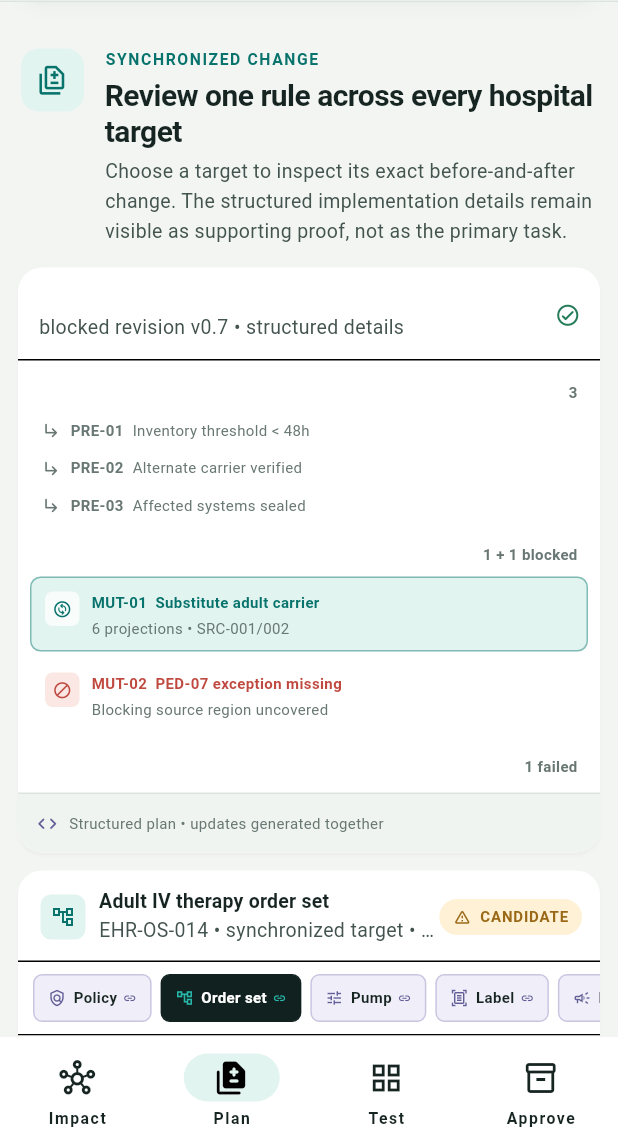
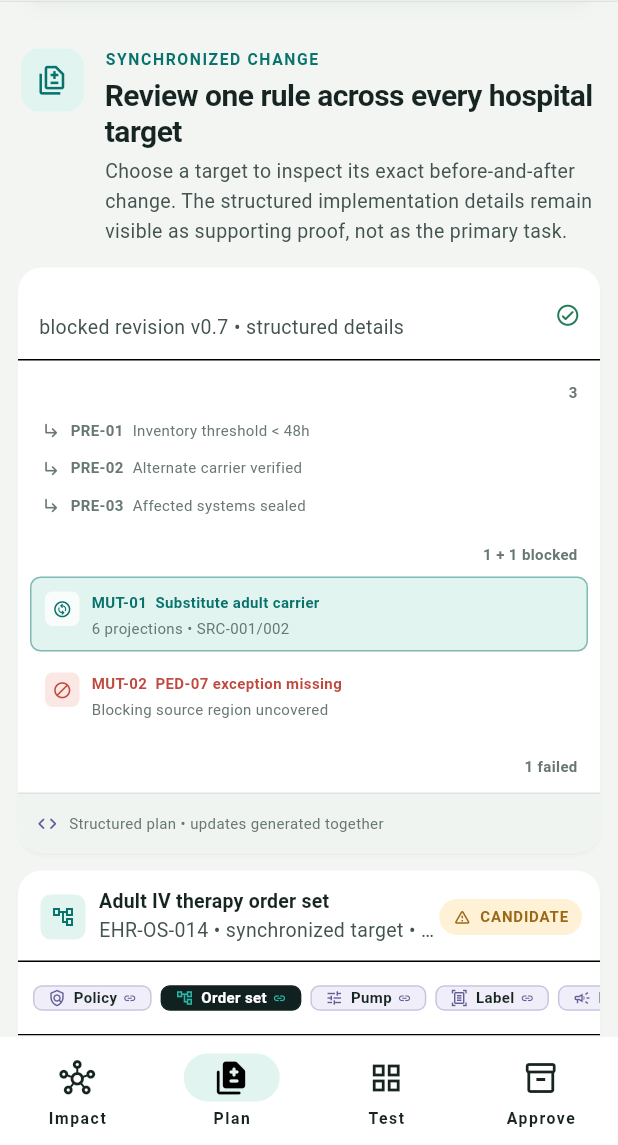
Before and after one commit to Elbrak17/renkevia, a Flutter app: the screen it shows after launch, item 2 of the bottom bar chosen, scrolled down 1152 dp, on a phone screen of 412 x 824 dp, the part 91-1236 px from its top. Run offline on Flutter 3.47's test engine with Material 3 defaults, Android fonts, the phone set to English and light mode, and no system bars; missing offline and left inert: dart:html.

```diff
--- a/app/lib/src/features/patch_studio/patch_studio_page.dart
+++ b/app/lib/src/features/patch_studio/patch_studio_page.dart
@@ -1,5 +1,4 @@
 import 'package:flutter/material.dart';
-import 'package:flutter/rendering.dart' show ScrollCacheExtent;
 import 'package:renkevia/src/core/theme/renkevia_theme.dart';
 import 'package:renkevia/src/features/workspace/demo_run_controller.dart';
 import 'package:renkevia/src/shared/decision_surface.dart';
@@ -678,28 +677,88 @@ class _ArtifactDiffPanel extends StatelessWidget {
           const Divider(height: 1),
           SizedBox(
             height: 48,
-            child: ListView.separated(
+            child: SingleChildScrollView(
               padding: const EdgeInsets.symmetric(horizontal: 10, vertical: 8),
               scrollDirection: Axis.horizontal,
-              scrollCacheExtent: const ScrollCacheExtent.pixels(900),
-              itemCount: PatchArtifact.values.length,
-              separatorBuilder: (_, _) => const SizedBox(width: 6),
-              itemBuilder: (context, index) {
-                final item = PatchArtifact.values[index];
-                final itemSpec = _artifactSpec(item, revised: revised);
-                final selected = item == artifact;
-                final linked = _mutationAffects(
-                  controller.selectedMutationId,
-                  item,
-                );
+              child: Row(
+                children: [
+                  for (
+                    var index = 0;
+                    index < PatchArtifact.values.length;
+                    index++
+                  ) ...[
+                    _ArtifactProjectionTab(
+                      controller: controller,
+                      artifact: PatchArtifact.values[index],
+                      selected: PatchArtifact.values[index] == artifact,
+                      revised: revised,
+                    ),
+                    if (index < PatchArtifact.values.length - 1)
+                      const SizedBox(width: 6),
+                  ],
+                ],
+              ),
+            ),
+          ),
+          const Divider(height: 1),
+          Expanded(
+            child: ColoredBox(
+              color: RenkeviaColors.surface,
+              child: SingleChildScrollView(
+                padding: const EdgeInsets.fromLTRB(15, 14, 15, 16),
+                child: Column(
+                  crossAxisAlignment: CrossAxisAlignment.stretch,
+                  children: [
+                    _DiffMetadata(spec: spec, revised: revised),
+                    const SizedBox(height: 12),
+                    _UnifiedDiff(spec: spec),
+                    const SizedBox(height: 12),
+                    _CausalLinks(
+                      revised: revised,
+                      mutationId: controller.selectedMutationId,
+                    ),
+                  ],
+                ),
+              ),
+            ),
+          ),
+          _ProjectionLedger(
+            selected: artifact,
+            revised: revised,
+            recompiling:
+                controller.patchCompileState == PatchCompileState.recompiling,
+          ),
+        ],
+      ),
+    );
+  }
+}
+
+class _ArtifactProjectionTab extends StatelessWidget {
+  const _ArtifactProjectionTab({
+    required this.controller,
+    required this.artifact,
+    required this.selected,
+    required this.revised,
+  });
+
+  final DemoRunController controller;
+  final PatchArtifact artifact;
+  final bool selected;
+  final bool revised;
+
+  @override
+  Widget build(BuildContext context) {
+    final spec = _artifactSpec(artifact, revised: revised);
+    final linked = _mutationAffects(controller.selectedMutationId, artifact);
     return Semantics(
       selected: selected,
       button: true,
       label:
-                      'Open ${itemSpec.title} projection${linked ? ', linked to ${controller.selectedMutationId}' : ''}',
+          'Open ${spec.title} projection${linked ? ', linked to ${controller.selectedMutationId}' : ''}',
       child: InkWell(
-                    key: Key('artifact-${item.name}'),
-                    onTap: () => controller.selectPatchArtifact(item),
+        key: Key('artifact-${artifact.name}'),
+        onTap: () => controller.selectPatchArtifact(artifact),
         borderRadius: BorderRadius.circular(6),
         child: Container(
           padding: const EdgeInsets.symmetric(horizontal: 9),
@@ -721,7 +780,7 @@ class _ArtifactDiffPanel extends StatelessWidget {
           child: Row(
             children: [
               Icon(
-                            itemSpec.icon,
+                spec.icon,
                 size: 12,
                 color: selected
                     ? RenkeviaColors.cyan
@@ -731,11 +790,9 @@ class _ArtifactDiffPanel extends StatelessWidget {
               ),
               const SizedBox(width: 5),
               Text(
-                            itemSpec.shortTitle,
+                spec.shortTitle,
                 style: TextStyle(
-                              color: selected
-                                  ? Colors.white
-                                  : RenkeviaColors.ink,
+                  color: selected ? Colors.white : RenkeviaColors.ink,
                   fontSize: 10,
                   fontWeight: FontWeight.w700,
                 ),
@@ -744,7 +801,7 @@ class _ArtifactDiffPanel extends StatelessWidget {
                 const SizedBox(width: 4),
                 Icon(
                   Icons.link_rounded,
-                              key: Key('affected-${item.name}'),
+                  key: Key('affected-${artifact.name}'),
                   size: 9,
                   color: selected
                       ? RenkeviaColors.cyan
@@ -754,40 +811,6 @@ class _ArtifactDiffPanel extends StatelessWidget {
             ],
           ),
         ),
-                  ),
-                );
-              },
-            ),
-          ),
-          const Divider(height: 1),
-          Expanded(
-            child: ColoredBox(
-              color: RenkeviaColors.surface,
-              child: SingleChildScrollView(
-                padding: const EdgeInsets.fromLTRB(15, 14, 15, 16),
-                child: Column(
-                  crossAxisAlignment: CrossAxisAlignment.stretch,
-                  children: [
-                    _DiffMetadata(spec: spec, revised: revised),
-                    const SizedBox(height: 12),
-                    _UnifiedDiff(spec: spec),
-                    const SizedBox(height: 12),
-                    _CausalLinks(
-                      revised: revised,
-                      mutationId: controller.selectedMutationId,
-                    ),
-                  ],
-                ),
-              ),
-            ),
-          ),
-          _ProjectionLedger(
-            selected: artifact,
-            revised: revised,
-            recompiling:
-                controller.patchCompileState == PatchCompileState.recompiling,
-          ),
-        ],
       ),
     );
   }
```
Lines whose indentation alone changed are shown as unchanged.
